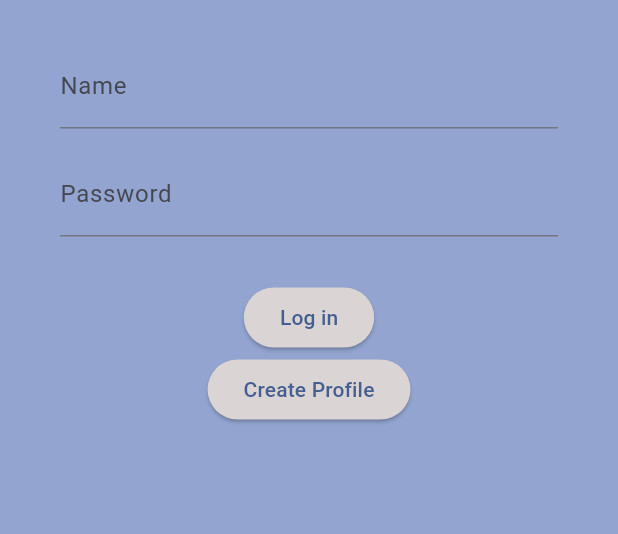
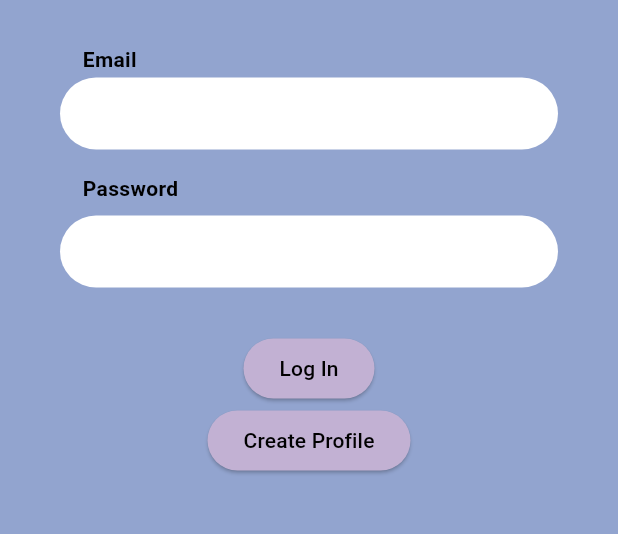
Before and after one commit to Brandon-T-Yates/Flow_Muse, a Flutter app: the screen it shows after launch, on a phone screen of 412 x 824 dp, the part 233-767 px from its top. Run offline on Flutter 3.47's test engine with Material 3 defaults, Android fonts, the phone set to English and light mode, and no system bars; our stand-ins replace cloud_firestore, firebase_auth, firebase_core; accounts and stored records are empty.

Commit message:
Working on login UI and changed buttons

```diff
--- a/lib/main.dart
+++ b/lib/main.dart
@@ -181,30 +181,80 @@ class _MyHomePageState extends State<MyHomePage> {
             const SizedBox(height: 30),
             Padding(
               padding: const EdgeInsets.symmetric(horizontal: 40),
+              child: Column(
+                crossAxisAlignment: CrossAxisAlignment.start,
+                children: [
+                  const Padding(
+                    padding: EdgeInsets.only(left: 15), // Adjust the left padding as needed
+                    child: Text(
+                      'Email',
+                      style: TextStyle(
+                        color: Colors.black,
+                        fontWeight: FontWeight.bold,
+                      ),
+                    ),
+                  ),
+                  const SizedBox(height: 2),
+                  Container(
+                    decoration: BoxDecoration(
+                      borderRadius: BorderRadius.circular(30),
+                      color: Colors.white,
+                    ),
                     child: TextField(
                       controller: _nameController,
                       decoration: const InputDecoration(
-                  labelText: 'Name',
+                        contentPadding: EdgeInsets.symmetric(horizontal: 20),
+                        border: InputBorder.none,
                       ),
                       onSubmitted: (_) => _submitForm(),
+                    ),
+                  ),
+                ],
               ),
             ),
             const SizedBox(height: 16),
             Padding(
               padding: const EdgeInsets.symmetric(horizontal: 40),
+              child: Column(
+                crossAxisAlignment: CrossAxisAlignment.start,
+                children: [
+                  const Padding(
+                    padding: EdgeInsets.only(left: 15), // Adjust the left padding as needed
+                    child: Text(
+                      'Password',
+                      style: TextStyle(
+                        color: Colors.black,
+                        fontWeight: FontWeight.bold,
+                      ),
+                    ),
+                  ),
+                  const SizedBox(height: 8),
+                  Container(
+                    decoration: BoxDecoration(
+                      borderRadius: BorderRadius.circular(30),
+                      color: Colors.white,
+                    ),
                     child: TextField(
                       controller: _passwordController,
                       decoration: const InputDecoration(
-                  labelText: 'Password',
+                        contentPadding: EdgeInsets.symmetric(horizontal: 20),
+                        border: InputBorder.none,
                       ),
                       obscureText: true,
                       onSubmitted: (_) => _submitForm(),
                     ),
                   ),
-            const SizedBox(height: 30),
+                ],
+              ),
+            ),
+            const SizedBox(height: 30,),
             ElevatedButton(
               onPressed: _submitForm,
-              child: const Text('Log in'),
+              style: ElevatedButton.styleFrom(
+                backgroundColor: stylePink,
+                foregroundColor: Colors.black,
+              ),
+              child: const Text('Log In'),
             ),
             ElevatedButton(
               onPressed: () {
@@ -213,6 +263,10 @@ class _MyHomePageState extends State<MyHomePage> {
                   MaterialPageRoute(builder: (context) => CreateProfilePage()),
                 );
               },
+              style: ElevatedButton.styleFrom(
+                backgroundColor: stylePink,
+                foregroundColor: Colors.black,
+              ),
               child: const Text('Create Profile'),
             ),
           ],
```
Lines whose indentation alone changed are shown as unchanged.
